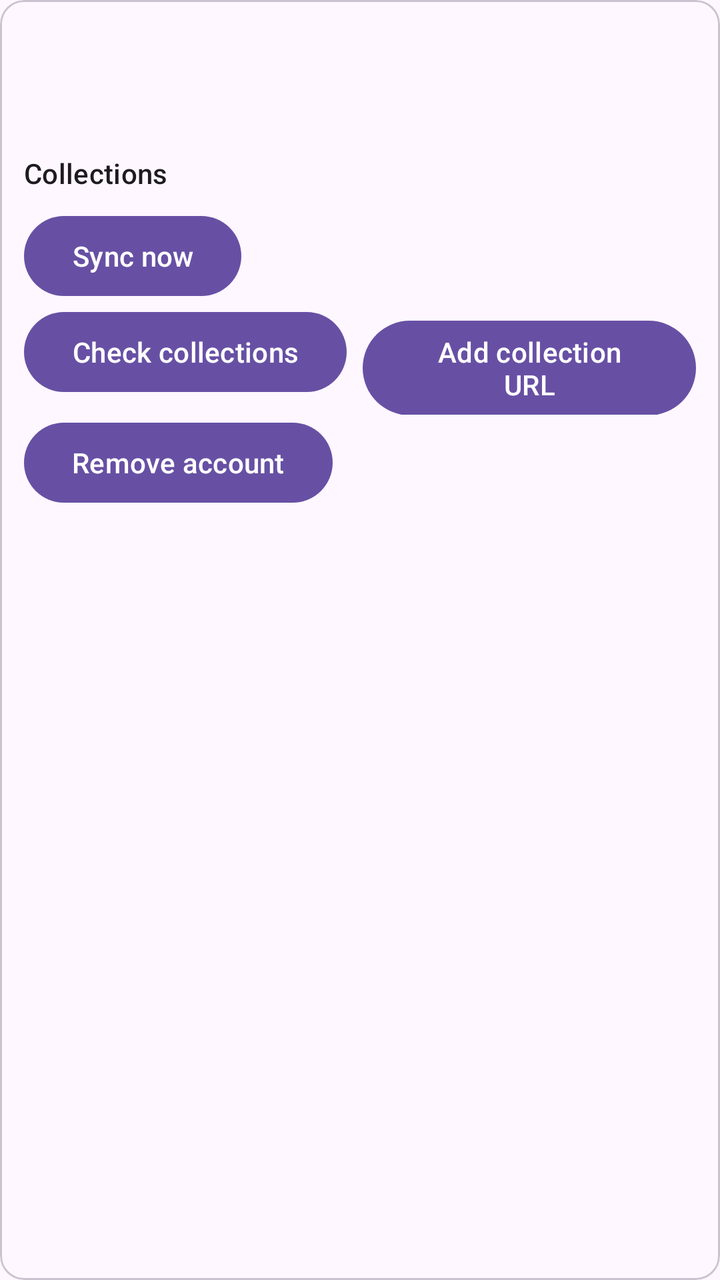
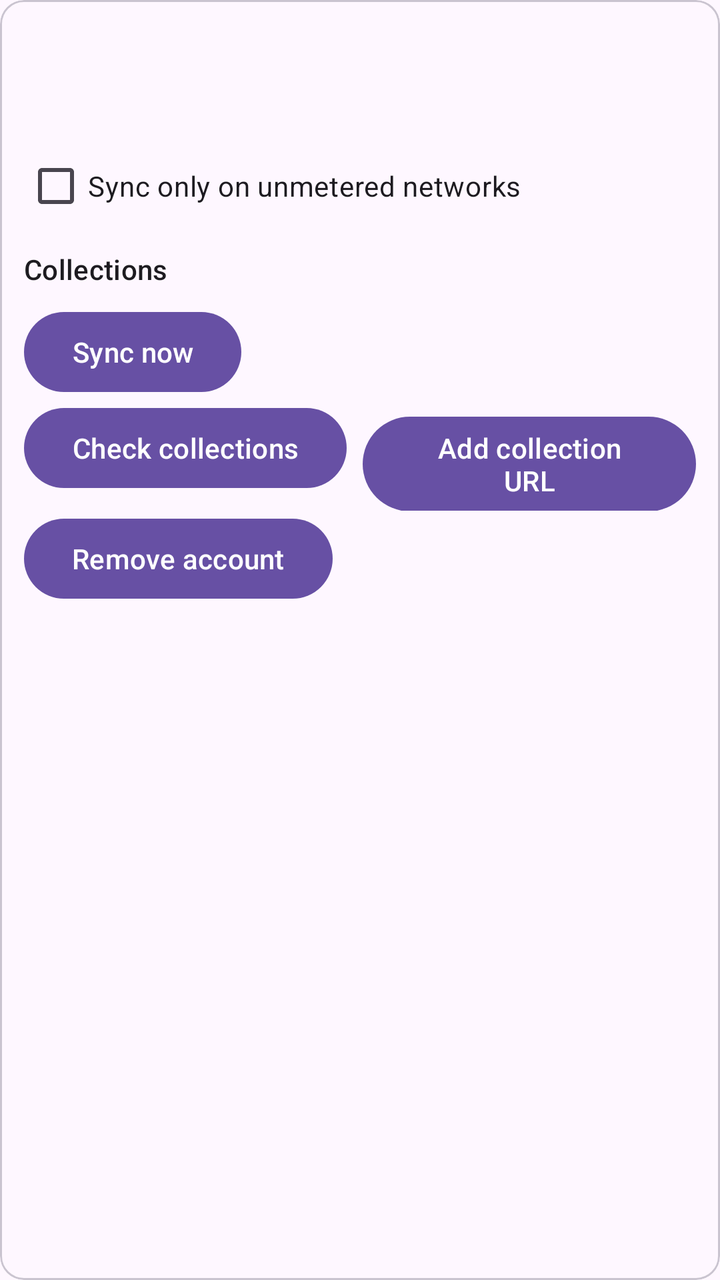

The first picture is an Android layout as it rendered before a commit; the second is the same layout after the commit. The layout source and the unified diff follow.
<!-- AndroidManifest.xml: application theme Theme.DavProvider -->
<!-- res/layout/row_account.xml -->
<?xml version="1.0" encoding="utf-8"?>
<com.google.android.material.card.MaterialCardView xmlns:android="http://schemas.android.com/apk/res/android"
    android:layout_width="match_parent"
    android:layout_height="wrap_content"
    android:layout_marginBottom="12dp">

    <LinearLayout
        android:layout_width="match_parent"
        android:layout_height="wrap_content"
        android:orientation="vertical"
        android:padding="12dp">

        <TextView
            android:id="@+id/account_label"
            android:layout_width="match_parent"
            android:layout_height="wrap_content"
            android:textAppearance="?attr/textAppearanceTitleMedium" />

        <TextView
            android:id="@+id/account_status"
            android:layout_width="match_parent"
            android:layout_height="wrap_content"
            android:textAppearance="?attr/textAppearanceBodyMedium" />

        <TextView
            android:id="@+id/account_last_sync"
            android:layout_width="match_parent"
            android:layout_height="wrap_content"
            android:textAppearance="?attr/textAppearanceBodySmall" />

        <TextView
            android:id="@+id/account_certificate"
            android:layout_width="match_parent"
            android:layout_height="wrap_content"
            android:textAppearance="?attr/textAppearanceBodySmall"
            android:visibility="gone" />

        <LinearLayout
            android:id="@+id/account_wifi"
            android:layout_width="match_parent"
            android:layout_height="wrap_content"
            android:gravity="center_vertical"
            android:orientation="horizontal"
            android:visibility="gone">

            <TextView
                android:layout_width="0dp"
                android:layout_height="wrap_content"
                android:layout_weight="1"
                android:text="@string/waiting_for_wifi"
                android:textAppearance="?attr/textAppearanceBodySmall" />

            <Button
                android:id="@+id/account_sync_anyway"
                android:layout_width="wrap_content"
                android:layout_height="wrap_content"
                android:text="@string/sync_anyway" />
        </LinearLayout>

        <TextView
            android:layout_width="match_parent"
            android:layout_height="wrap_content"
            android:layout_marginTop="8dp"
            android:text="@string/collections"
            android:textAppearance="?attr/textAppearanceTitleSmall" />

        <TextView
            android:id="@+id/account_no_collections"
            android:layout_width="match_parent"
            android:layout_height="wrap_content"
            android:text="@string/no_collections"
            android:textAppearance="?attr/textAppearanceBodySmall"
            android:visibility="gone" />

        <LinearLayout
            android:id="@+id/account_collections"
            android:layout_width="match_parent"
            android:layout_height="wrap_content"
            android:orientation="vertical" />

        <LinearLayout
            android:layout_width="match_parent"
            android:layout_height="wrap_content"
            android:layout_marginTop="8dp"
            android:orientation="horizontal">

            <Button
                android:id="@+id/account_sync_now"
                android:layout_width="wrap_content"
                android:layout_height="wrap_content"
                android:text="@string/sync_now" />

            <Button
                android:id="@+id/account_diagnose"
                android:layout_width="wrap_content"
                android:layout_height="wrap_content"
                android:layout_marginStart="8dp"
                android:text="@string/diagnose"
                android:visibility="gone" />
        </LinearLayout>

        <LinearLayout
            android:layout_width="match_parent"
            android:layout_height="wrap_content"
            android:orientation="horizontal">

            <Button
                android:id="@+id/account_refresh_collections"
                android:layout_width="wrap_content"
                android:layout_height="wrap_content"
                android:text="@string/refresh_collections" />

            <Button
                android:id="@+id/account_add_collection"
                android:layout_width="wrap_content"
                android:layout_height="wrap_content"
                android:layout_marginStart="8dp"
                android:text="@string/add_collection" />

        </LinearLayout>

        <Button
            android:id="@+id/account_remove"
            android:layout_width="wrap_content"
            android:layout_height="wrap_content"
            android:text="@string/remove_account" />

    </LinearLayout>
</com.google.android.material.card.MaterialCardView>
<!-- resources referenced by this layout -->
<resources>
  <string name="add_collection">Add collection URL</string>
  <string name="collections">Collections</string>
  <string name="diagnose">Diagnose</string>
  <string name="no_collections">No Collections stored. Check collections to find them on the server, or add a Collection URL directly.</string>
  <string name="refresh_collections">Check collections</string>
  <string name="remove_account">Remove account</string>
  <string name="sync_anyway">Sync anyway</string>
  <string name="sync_now">Sync now</string>
  <string name="waiting_for_wifi">Waiting for Wi-Fi: this account only syncs on unmetered networks.</string>
  <style name="Theme.DavProvider" parent="Theme.Material3.DayNight.NoActionBar" />
</resources>

<!-- the commit's change to res/layout/row_account.xml (unified diff, before → after) -->
@@ -34,6 +34,12 @@
             android:layout_height="wrap_content"
             android:textAppearance="?attr/textAppearanceBodySmall"
             android:visibility="gone" />
+
+        <CheckBox
+            android:id="@+id/account_unmetered_only"
+            android:layout_width="match_parent"
+            android:layout_height="wrap_content"
+            android:text="@string/sync_only_unmetered" />
 
         <LinearLayout
             android:id="@+id/account_wifi"
<!-- resource entries referenced after the edit -->
@@ -8,6 +8,7 @@
   <string name="remove_account">Remove account</string>
   <string name="sync_anyway">Sync anyway</string>
   <string name="sync_now">Sync now</string>
+  <string name="sync_only_unmetered">Sync only on unmetered networks</string>
   <string name="waiting_for_wifi">Waiting for Wi-Fi: this account only syncs on unmetered networks.</string>
   <style name="Theme.DavProvider" parent="Theme.Material3.DayNight.NoActionBar" />
 </resources>
